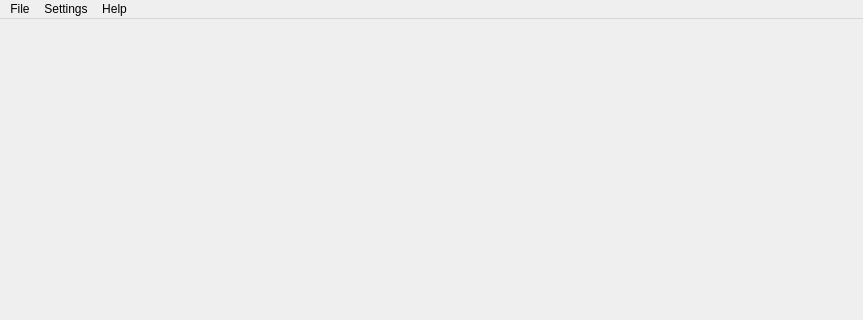
Above: src/editor/EditorWindow.ui from yuxshao/ptcollab before the change; both pictures show x 0 to 863 and y 0 to 320 of the 863 by 576 pixel window. Below: the same form after it.
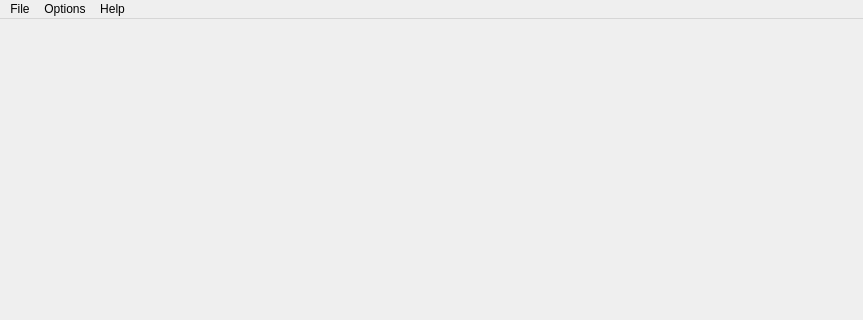
That is the form after the change. Icons and pictures are not drawn.

The edit to the form file:
```diff
--- a/src/editor/EditorWindow.ui
+++ b/src/editor/EditorWindow.ui
@@ -50,7 +50,7 @@
    </widget>
    <widget class="QMenu" name="menuView">
     <property name="title">
-     <string>Settings</string>
+     <string>Options</string>
     </property>
     <addaction name="actionIncrease_font_size"/>
     <addaction name="actionDecrease_font_size"/>
```
Left out of the diff: 8 changed lines with no effect on the pictures.
